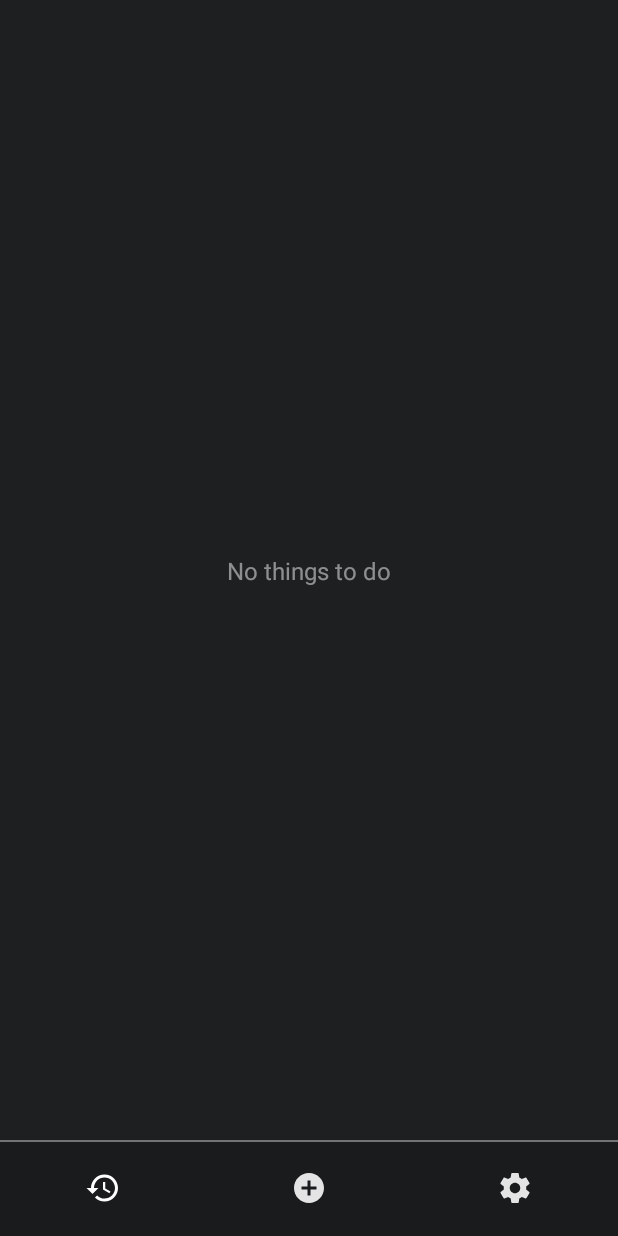
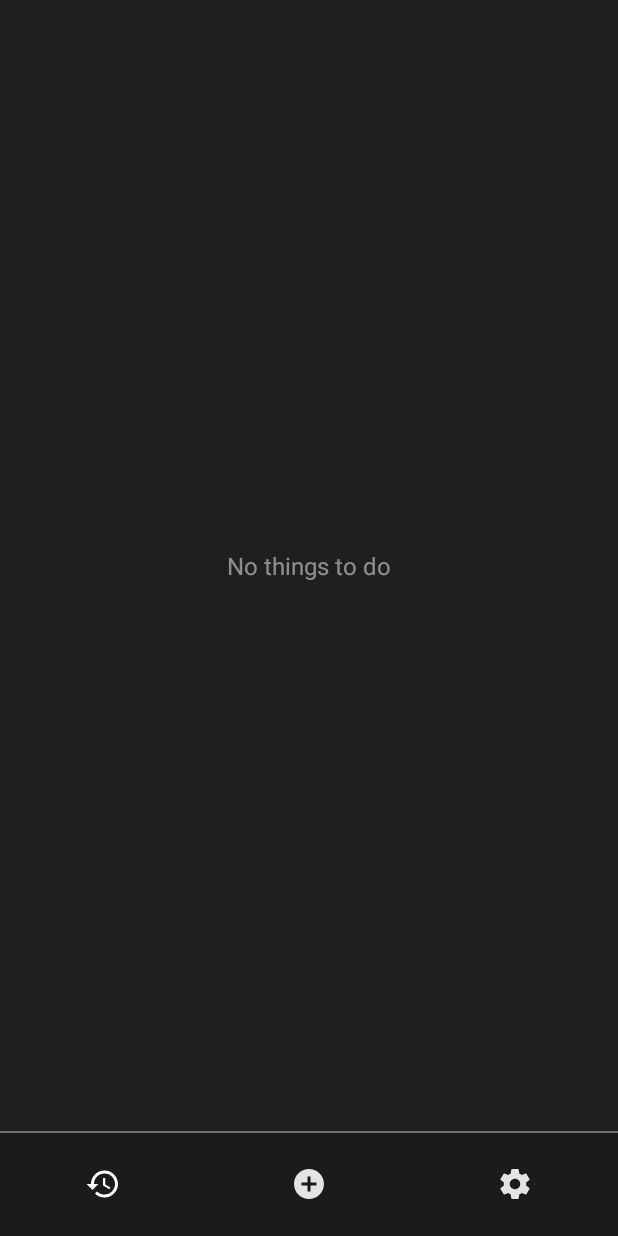
Before and after one commit to HEMAL-PATEL/ToDo-Memory, an Android app: the screen it shows after launch (MainActivity), on a phone screen of 412 x 824 dp. Run offline under Robolectric (Android 15) with nearby library versions, the phone set to English and light mode, and no system bars; our stand-ins replace Room's generated code.

Commit message:
changed navigation main activity to use back stack & enhanced fragments layout

```diff
--- a/app/build.gradle
+++ b/app/build.gradle
@@ -12,7 +12,8 @@ android {
     }
     buildTypes {
         release {
-            minifyEnabled false
+            minifyEnabled true
+            shrinkResources true
             proguardFiles getDefaultProguardFile('proguard-android.txt'), 'proguard-rules.pro'
         }
     }
--- a/app/src/main/java/com/aar/app/todomemory/MainActivity.java
+++ b/app/src/main/java/com/aar/app/todomemory/MainActivity.java
@@ -14,6 +14,7 @@ public class MainActivity extends AppCompatActivity {
 
     private Fragment mCurrentFragment;
     private View mBottomNavigation;
+    private boolean firstRun = true;
 
     @Override
     protected void onCreate(Bundle savedInstanceState) {
@@ -23,15 +24,15 @@ public class MainActivity extends AppCompatActivity {
         mBottomNavigation = findViewById(R.id.bottomButtons);
 
         goToToDoList();
+        firstRun = false;
     }
 
     @Override
     public void onBackPressed() {
         if (!(mCurrentFragment instanceof ToDoListFragment)) {
-            goToToDoList();
-        } else {
-            super.onBackPressed();
+            undimNavigationButtons();
         }
+        super.onBackPressed();
     }
 
     public void onHistoryButtonClicked(View view) {
@@ -49,30 +50,33 @@ public class MainActivity extends AppCompatActivity {
     private void goToToDoList() {
         ToDoListFragment fragment = new ToDoListFragment();
         fragment.setOnToDoClickListener(todo -> goToToDoEditor(todo.getId()));
-        replaceFragment(fragment, true);
+        replaceFragment(fragment, true, !firstRun);
     }
 
     private void goToToDoEditor(long todoId) {
         ToDoEditorFragment fragment = ToDoEditorFragment.newInstance(todoId);
-        fragment.setOnSaveSuccessfullyListener(this::goToToDoList);
-        replaceFragment(fragment, true);
+        fragment.setOnSaveSuccessfullyListener(this::onBackPressed);
+        replaceFragment(fragment, true, true);
     }
 
     private void goToHistory() {
-        replaceFragment(new HistoryFragment(), true);
+        replaceFragment(new HistoryFragment(), true, true);
     }
 
-    private void replaceFragment(Fragment fragment, boolean animate) {
+    private void replaceFragment(Fragment fragment, boolean animate, boolean addToBackStack) {
         mCurrentFragment = fragment;
         FragmentTransaction transaction = getSupportFragmentManager().beginTransaction();
         if (animate) {
             transaction.setCustomAnimations(R.anim.fade_in, R.anim.fade_out);
         }
 
-        transaction
-                .replace(R.id.container, mCurrentFragment)
-                .commit();
+        transaction.replace(R.id.container, mCurrentFragment);
 
+        if (addToBackStack) {
+            transaction.addToBackStack(null);
+        }
+
+        transaction.commit();
         if (mCurrentFragment instanceof ToDoListFragment) {
             undimNavigationButtons();
         } else {
--- a/app/src/main/java/com/aar/app/todomemory/todolist/ToDoListFragment.java
+++ b/app/src/main/java/com/aar/app/todomemory/todolist/ToDoListFragment.java
@@ -21,7 +21,17 @@ public class ToDoListFragment extends Fragment {
     private ToDoListAdapter mToDoListAdapter = new ToDoListAdapter();
     private ToDoListViewModel mViewModel;
 
+    private RecyclerView recyclerViewToDos;
+    private TextView textEmpty;
+
     public ToDoListFragment() {
+    }
+
+    @Override
+    public void onCreate(@Nullable Bundle savedInstanceState) {
+        super.onCreate(savedInstanceState);
+        mViewModel = ViewModelProviders.of(this).get(ToDoListViewModel.class);
+
     }
 
     @Nullable
@@ -36,7 +46,7 @@ public class ToDoListFragment extends Fragment {
     public void onViewCreated(@NonNull View view, @Nullable Bundle savedInstanceState) {
         super.onViewCreated(view, savedInstanceState);
 
-        RecyclerView recyclerViewToDos = view.findViewById(R.id.recyclerViewToDo);
+        recyclerViewToDos = view.findViewById(R.id.recyclerViewToDo);
         recyclerViewToDos.setAdapter(mToDoListAdapter);
         recyclerViewToDos.setLayoutManager(new LinearLayoutManager(getContext()));
         ItemTouchHelper itemTouchHelper = new ItemTouchHelper(new ItemSwipeCallback() {
@@ -54,9 +64,6 @@ public class ToDoListFragment extends Fragment {
         });
         itemTouchHelper.attachToRecyclerView(recyclerViewToDos);
 
-        TextView textEmpty = view.findViewById(R.id.textEmpty);
-
-        mViewModel = ViewModelProviders.of(this).get(ToDoListViewModel.class);
         mViewModel.getToDosLiveData().observe(this, todos -> {
             if (todos != null && !todos.isEmpty()) {
                 textEmpty.setVisibility(View.GONE);
@@ -69,6 +76,8 @@ public class ToDoListFragment extends Fragment {
             }
         });
 
+        textEmpty = view.findViewById(R.id.textEmpty);
+
     }
 
     public void setOnToDoClickListener(ToDoListAdapter.OnToDoClickListener<ToDo> listener) {
--- a/app/src/main/res/layout/activity_main.xml
+++ b/app/src/main/res/layout/activity_main.xml
@@ -19,7 +19,7 @@
     <android.support.constraint.ConstraintLayout
         android:id="@+id/bottomButtons"
         android:layout_width="0dp"
-        android:layout_height="wrap_content"
+        android:layout_height="70dp"
         android:background="#20000000"
         app:layout_constraintBottom_toBottomOf="parent"
         app:layout_constraintEnd_toEndOf="parent"
@@ -36,10 +36,9 @@
         <ImageButton
             android:id="@+id/buttonHistory"
             android:layout_width="0dp"
-            android:layout_height="wrap_content"
+            android:layout_height="match_parent"
             android:background="@drawable/bg_button"
             android:onClick="onHistoryButtonClicked"
-            android:padding="20dp"
             android:src="@drawable/ic_history"
             app:layout_constraintEnd_toStartOf="@+id/buttonAdd"
             app:layout_constraintHorizontal_bias="0.5"
@@ -48,10 +47,9 @@
         <ImageButton
             android:id="@+id/buttonAdd"
             android:layout_width="0dp"
-            android:layout_height="wrap_content"
+            android:layout_height="match_parent"
             android:background="@drawable/bg_button"
             android:onClick="onAddButtonClicked"
-            android:padding="20dp"
             android:src="@drawable/ic_add"
             app:layout_constraintEnd_toStartOf="@+id/buttonSettings"
             app:layout_constraintHorizontal_bias="0.5"
@@ -60,10 +58,9 @@
         <ImageButton
             android:id="@+id/buttonSettings"
             android:layout_width="0dp"
-            android:layout_height="wrap_content"
+            android:layout_height="match_parent"
             android:background="@drawable/bg_button"
             android:onClick="onSettingsButtonClicked"
-            android:padding="20dp"
             android:src="@drawable/ic_settings"
             app:layout_constraintEnd_toEndOf="parent"
             app:layout_constraintHorizontal_bias="0.5"
--- a/app/src/main/res/layout/fragment_todo_history.xml
+++ b/app/src/main/res/layout/fragment_todo_history.xml
@@ -32,9 +32,10 @@
         android:id="@+id/textEmpty"
         android:layout_width="wrap_content"
         android:layout_height="wrap_content"
-        android:text="No history"
+        android:text="No history saved"
         android:textColor="#7fffffff"
         android:textSize="16sp"
+        android:visibility="gone"
         app:layout_constraintBottom_toBottomOf="parent"
         app:layout_constraintEnd_toEndOf="parent"
         app:layout_constraintStart_toStartOf="parent"
--- a/app/src/main/res/layout/fragment_todo_list.xml
+++ b/app/src/main/res/layout/fragment_todo_list.xml
@@ -24,6 +24,7 @@
         android:text="No things to do"
         android:textColor="#7fffffff"
         android:textSize="16sp"
+        android:visibility="gone"
         app:layout_constraintBottom_toBottomOf="parent"
         app:layout_constraintEnd_toEndOf="parent"
         app:layout_constraintStart_toStartOf="parent"
```
